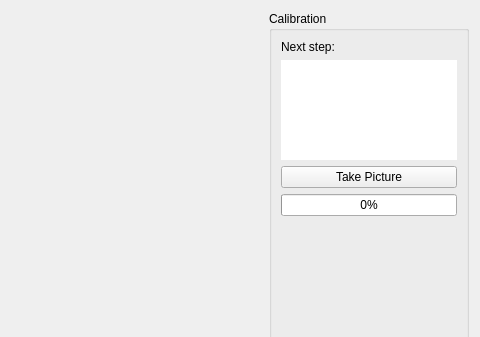
Old version of the form globalcalibrationwidget.ui in the repository KITrokopter/GUI-Application; both pictures show x 178 to 658 and y 0 to 337 of the 658 by 510 pixel window.
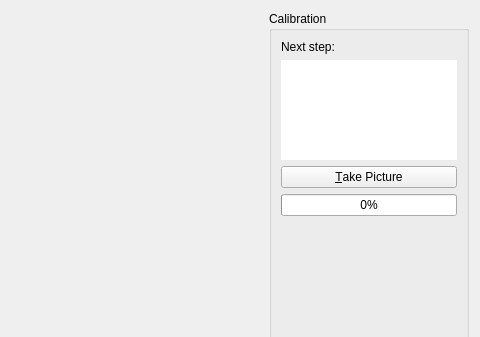
New version of the form.

Commit message: Add Alt keyboard shortcuts for all buttons/actions

Patch:
```diff
--- a/globalcalibrationwidget.ui
+++ b/globalcalibrationwidget.ui
@@ -108,7 +108,7 @@
       <item>
        <widget class="QPushButton" name="takePictureButton">
         <property name="text">
-         <string>Take Picture</string>
+         <string>&amp;Take Picture</string>
         </property>
        </widget>
       </item>
```
The commit also changes 3 other files.
